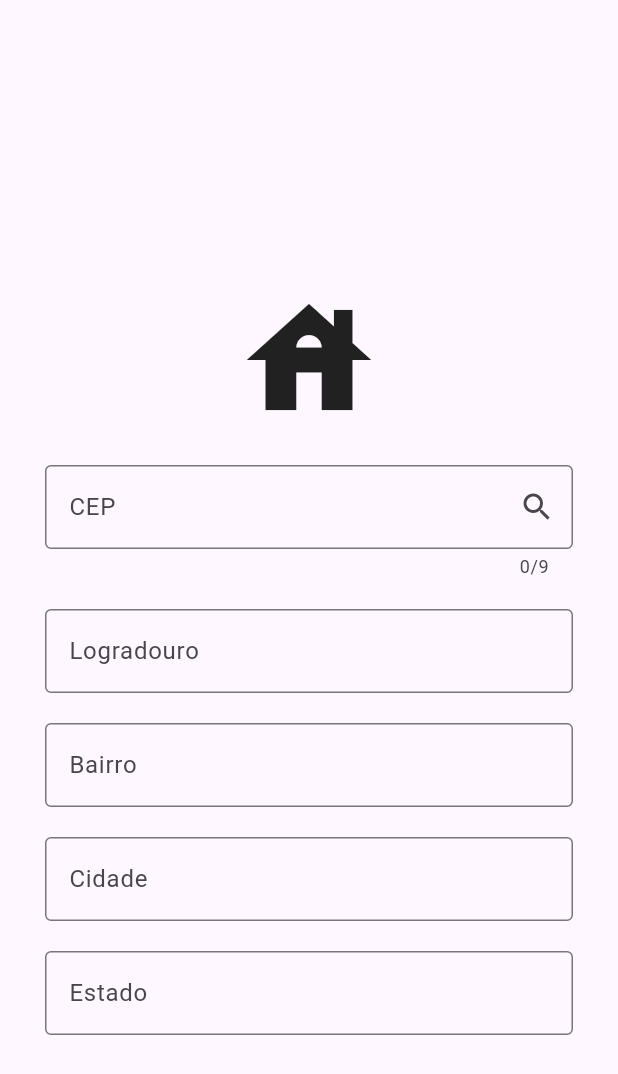
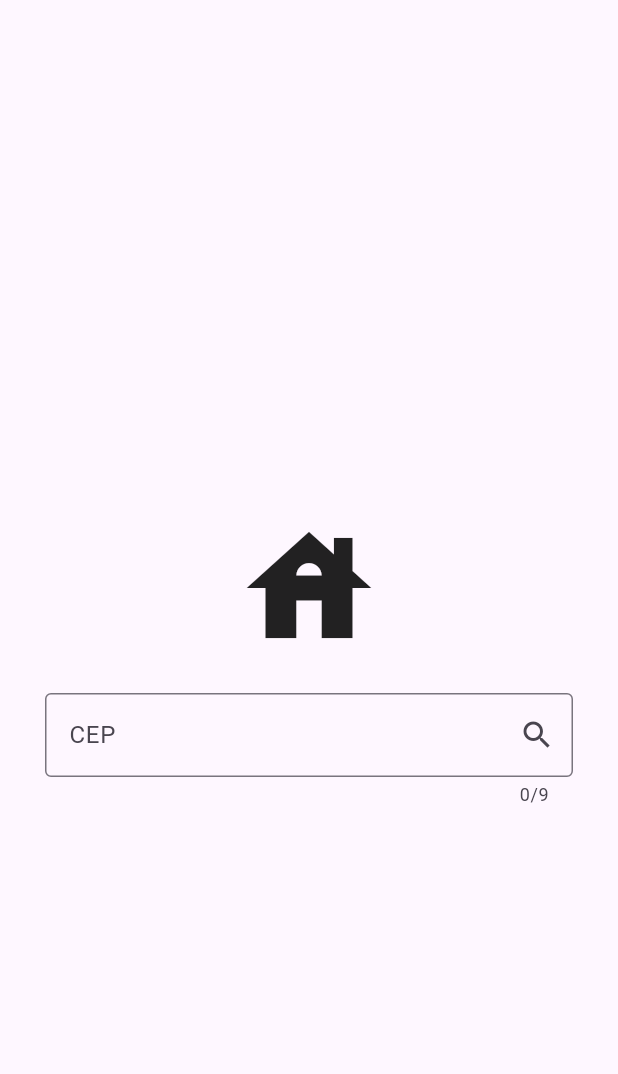
Before and after one commit to guhbarros99/projeto-api-cep, a Flutter app: the screen it shows after launch, on a phone screen of 412 x 824 dp. Shown: the top 1074 px of the screen. Run offline on Flutter 3.47's test engine with Material 3 defaults, Android fonts, the phone set to English and light mode, and no system bars.

Commit message:
Comentario: Atualizar as usuabilidade  do cliente

```diff
--- a/lib/Pages/home_page.dart
+++ b/lib/Pages/home_page.dart
@@ -92,6 +92,9 @@ class _MyHomePageState extends State<HomePage> {
               TextField(
                 onChanged: (value) {
                   if (value.isEmpty) {
+                    setState(() {
+                      endereco = null;
+                    });
                     clearControllers();
                   }
                   ;
@@ -116,6 +119,10 @@ class _MyHomePageState extends State<HomePage> {
                   labelText: "CEP",
                 ),
               ),
+              if (endereco?.bairro != null)
+                Column(
+                  spacing: 10,
+                  children: [
                     TextField(
                       controller: controllerLogradouro,
                       keyboardType: TextInputType.number,
@@ -124,7 +131,7 @@ class _MyHomePageState extends State<HomePage> {
                         labelText: "Logradouro",
                       ),
                     ),
-              if(controllerComplemento.text.isNotEmpty)
+                    if (controllerComplemento.text.isNotEmpty)
                       TextField(
                         controller: controllerComplemento,
                         decoration: InputDecoration(
@@ -155,6 +162,8 @@ class _MyHomePageState extends State<HomePage> {
                     ),
                   ],
                 ),
+            ],
+          ),
         ),
       ),
     );
```
Lines whose indentation alone changed are shown as unchanged.
